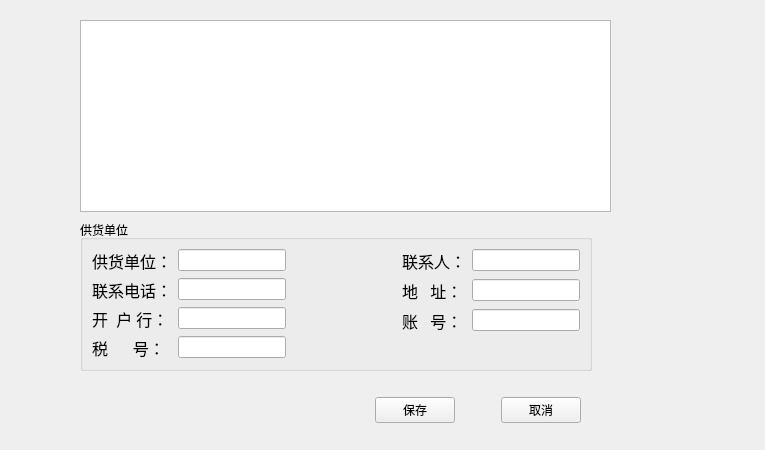
This is ui/Supply_manage.ui in yuyan235813/balance_platform as Qt 5 draws it before an edit. The edited form follows.
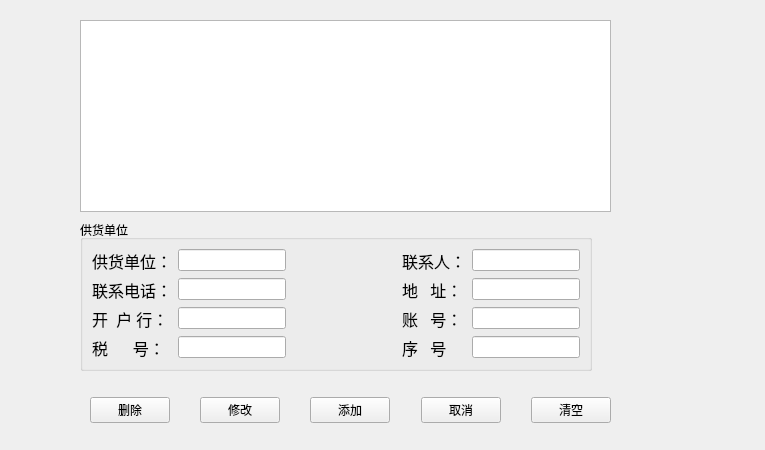
This is the edited form.

Commit message: 修改基础数据

Diff of the .ui file:
```diff
--- a/ui/Supply_manage.ui
+++ b/ui/Supply_manage.ui
@@ -175,6 +175,26 @@
         <item row="2" column="1">
          <widget class="QLineEdit" name="SupplyCountLineEdit"/>
         </item>
+        <item row="3" column="0">
+         <widget class="QLabel" name="label_13">
+          <property name="font">
+           <font>
+            <family>微软雅黑</family>
+            <pointsize>12</pointsize>
+           </font>
+          </property>
+          <property name="text">
+           <string>序   号</string>
+          </property>
+         </widget>
+        </item>
+        <item row="3" column="1">
+         <widget class="QLineEdit" name="SupplyIDLineEdit">
+          <property name="readOnly">
+           <bool>true</bool>
+          </property>
+         </widget>
+        </item>
        </layout>
       </item>
      </layout>
@@ -186,11 +206,11 @@
     <rect>
      <x>90</x>
      <y>390</y>
-     <width>491</width>
+     <width>521</width>
      <height>41</height>
     </rect>
    </property>
-   <layout class="QHBoxLayout" name="horizontalLayout_3" stretch="6,0,0,0">
+   <layout class="QHBoxLayout" name="horizontalLayout_3" stretch="6,0,0,0,0,0,0,0,0,0">
     <item>
      <spacer name="horizontalSpacer_6">
       <property name="orientation">
@@ -204,10 +224,50 @@
       </property>
      </spacer>
     </item>
+    <item>
+     <widget class="QPushButton" name="savePushButton_3">
+      <property name="text">
+       <string>删除</string>
+      </property>
+     </widget>
+    </item>
+    <item>
+     <spacer name="horizontalSpacer_8">
+      <property name="orientation">
+       <enum>Qt::Horizontal</enum>
+      </property>
+      <property name="sizeHint" stdset="0">
+       <size>
+        <width>40</width>
+        <height>20</height>
+       </size>
+      </property>
+     </spacer>
+    </item>
+    <item>
+     <widget class="QPushButton" name="savePushButton_2">
+      <property name="text">
+       <string>修改</string>
+      </property>
+     </widget>
+    </item>
+    <item>
+     <spacer name="horizontalSpacer_7">
+      <property name="orientation">
+       <enum>Qt::Horizontal</enum>
+      </property>
+      <property name="sizeHint" stdset="0">
+       <size>
+        <width>40</width>
+        <height>20</height>
+       </size>
+      </property>
+     </spacer>
+    </item>
     <item>
      <widget class="QPushButton" name="savePushButton">
       <property name="text">
-       <string>保存</string>
+       <string>添加</string>
       </property>
      </widget>
     </item>
@@ -231,6 +291,26 @@
       </property>
      </widget>
     </item>
+    <item>
+     <spacer name="horizontalSpacer_9">
+      <property name="orientation">
+       <enum>Qt::Horizontal</enum>
+      </property>
+      <property name="sizeHint" stdset="0">
+       <size>
+        <width>40</width>
+        <height>20</height>
+       </size>
+      </property>
+     </spacer>
+    </item>
+    <item>
+     <widget class="QPushButton" name="cancelPushButton_2">
+      <property name="text">
+       <string>清空</string>
+      </property>
+     </widget>
+    </item>
    </layout>
   </widget>
   <widget class="QTableView" name="tableView">
```
The commit also changes 7 other files.
